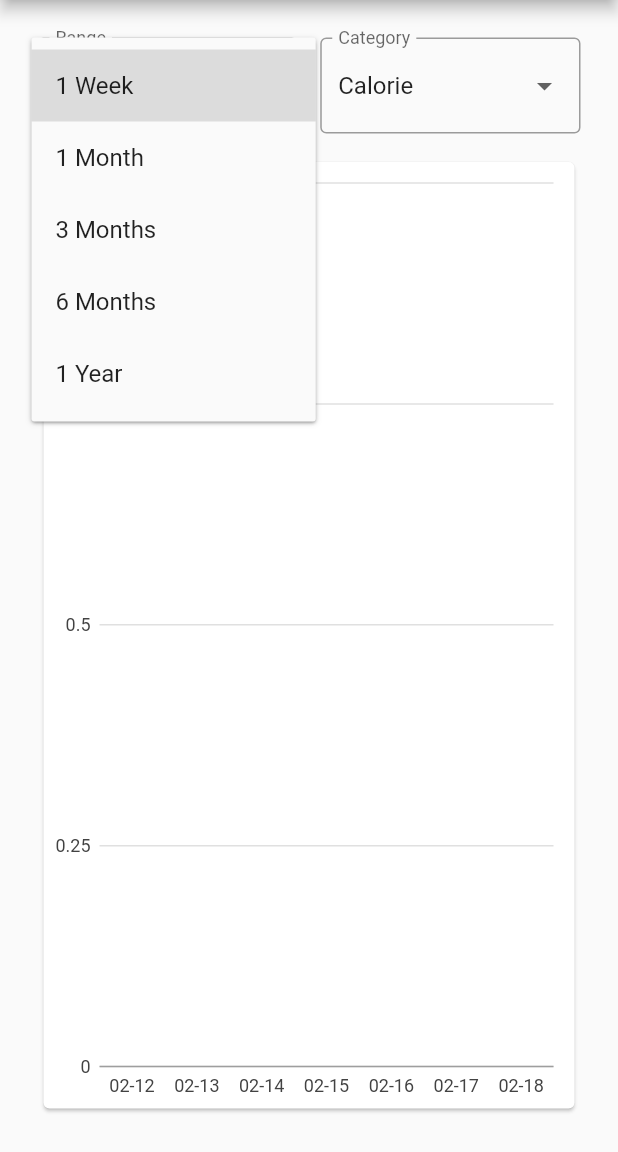
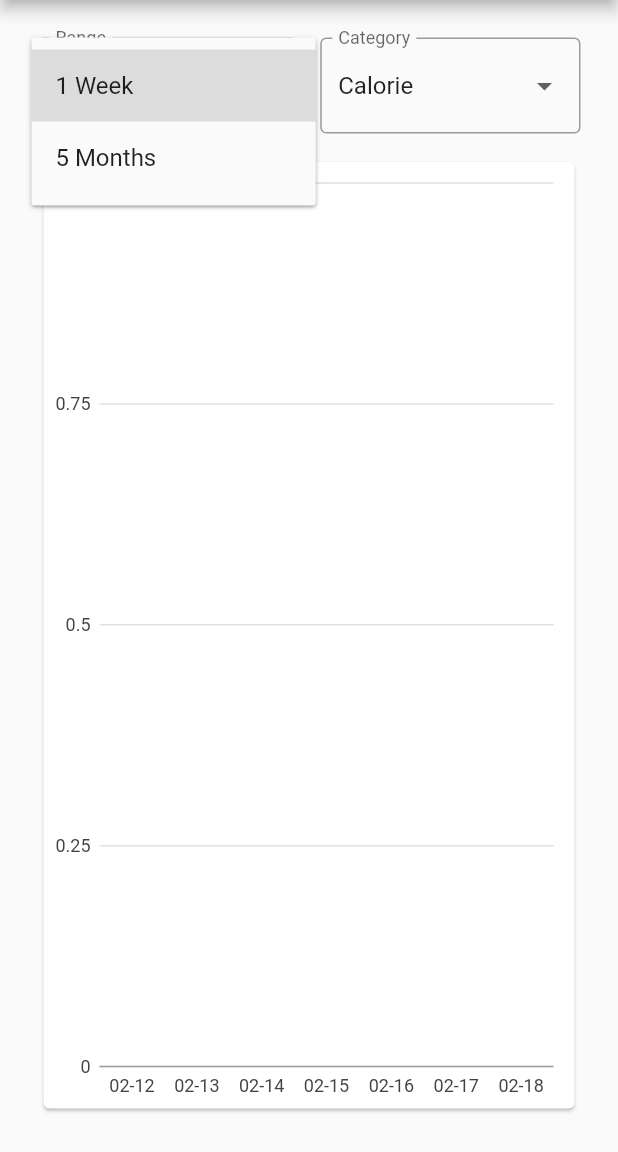
Before and after one commit to kierbenz/nutrition_app, a Flutter app: the HistoryScreen screen opened by its route, after a tap on "1 Week", on a phone screen of 412 x 824 dp, the part 84-1236 px from its top. Run offline on Flutter 3.47's test engine with Material 2 defaults, Android fonts, the phone set to English and light mode, and no system bars; our stand-ins replace charts_flutter, line_icons, shared_preferences; accounts and stored records are empty.

Commit message:
feat: graph monthly

```diff
--- a/lib/app/screens/history_screen.dart
+++ b/lib/app/screens/history_screen.dart
@@ -54,7 +54,11 @@ class _HistoryScreenState extends State<HistoryScreen> {
   }
 
   void _reloadCharts() {
-    _taken = IntakeRepository().getTakenByWeek(_category);
+    if (_range == '1 Week') {
+      _taken = IntakeRepository().getTakenByWeek(_category);
+    } else if (_range == '5 Months') {
+      _taken = IntakeRepository().getTakenByMonthly(_category);
+    }
   }
 
   @override
@@ -81,9 +85,12 @@ class _HistoryScreenState extends State<HistoryScreen> {
                       border: OutlineInputBorder(),
                       labelText: 'Range',
                     ),
-                    value: '1 Week',
+                    value: _range,
                     onChanged: (value) {
-                      print(value);
+                      setState(() {
+                        _range = value;
+                        _reloadCharts();
+                      });
                     },
                     items: <DropdownMenuItem>[
                       DropdownMenuItem(
@@ -91,20 +98,8 @@ class _HistoryScreenState extends State<HistoryScreen> {
                         child: Text('1 Week'),
                       ),
                       DropdownMenuItem(
-                        value: '1 Month',
-                        child: Text('1 Month'),
-                      ),
-                      DropdownMenuItem(
-                        value: '3 Months',
-                        child: Text('3 Months'),
-                      ),
-                      DropdownMenuItem(
-                        value: '6 Months',
-                        child: Text('6 Months'),
-                      ),
-                      DropdownMenuItem(
-                        value: '1 Year',
-                        child: Text('1 Year'),
+                        value: '5 Months',
+                        child: Text('5 Months'),
                       ),
                     ],
                   ),
```
Also changed, not shown: lib/core/repositories/intake_repository.dart (+31 -0 lines).
